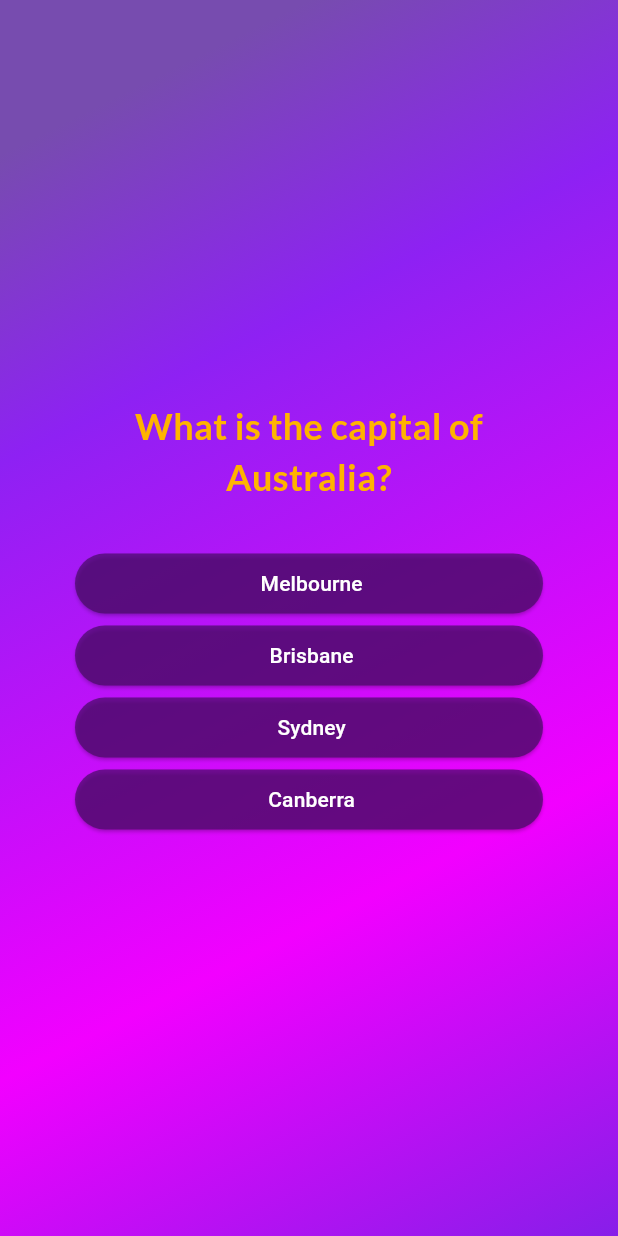
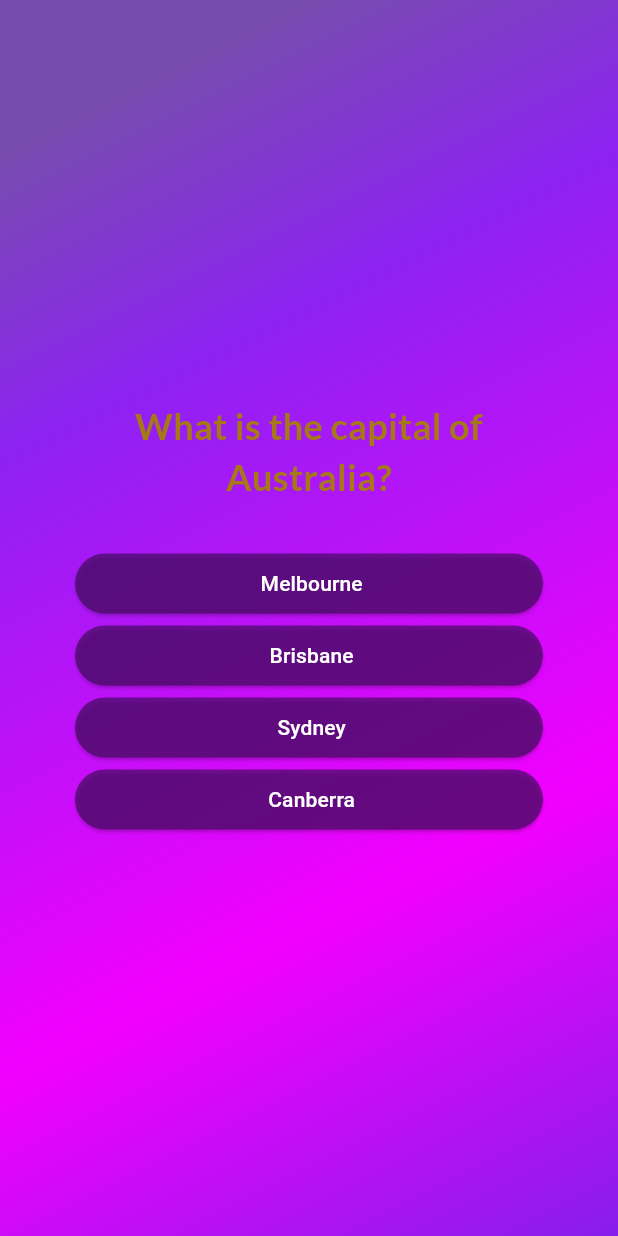
Before and after one commit to Ritik471/Quiz_App, a Flutter app: the screen it shows after launch, after a tap on "Start Quiz", on a phone screen of 412 x 824 dp. Run offline on Flutter 3.47's test engine with Material 3 defaults, Android fonts, the phone set to English and light mode, and no system bars; our stand-ins replace google_fonts.

Commit message:
Colour changed

```diff
--- a/lib/question_screen.dart
+++ b/lib/question_screen.dart
@@ -44,7 +44,7 @@ class _QuestionsScreen extends State<QuestionsScreen> {
             Text(
               currentQuestion.text,
               style: GoogleFonts.lato(
-                color: const Color.fromARGB(255, 255, 179, 0),
+                color: const Color.fromARGB(255, 166, 120, 24),
                 fontSize: 24,
                 fontWeight: FontWeight.bold,
               ),
```
